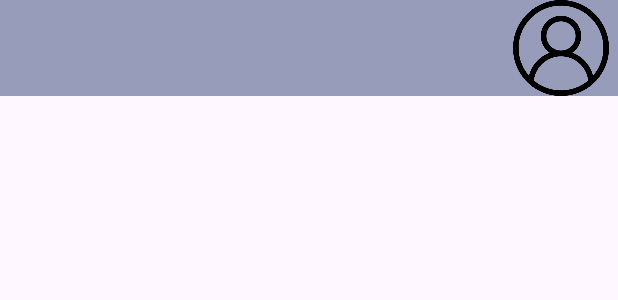
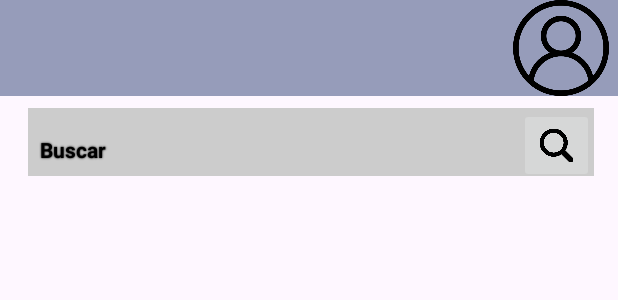
Before and after one commit to lopinlltz/IOT-PROYECTO-GRUPO2, an Android app: the layout activity_detalles.xml on its own in the app's theme, with its tools: preview values and no code run, on a phone screen of 412 x 824 dp. Shown: the top 300 px of the screen. Run offline under Robolectric (Android 15) with nearby library versions, the phone set to English and light mode, and no system bars.

Commit message:
buscar listo

```diff
--- a/proyecto-iot/app/src/main/res/layout/activity_detalles.xml
+++ b/proyecto-iot/app/src/main/res/layout/activity_detalles.xml
@@ -31,7 +31,41 @@
         </LinearLayout>
     </androidx.appcompat.widget.Toolbar>
 
+    <TextView
+        android:id="@+id/textView2"
+        android:layout_width="377dp"
+        android:layout_height="45dp"
+        android:layout_marginTop="8dp"
+        android:layout_marginEnd="16dp"
+        android:background="#CCCCCC"
+        android:contentDescription="b"
+        android:gravity="bottom|left"
+        android:padding="8dp"
+        android:shadowColor="#000000"
+        android:shadowDx="0"
+        android:shadowDy="0"
+        android:shadowRadius="1"
+        android:text="Buscar"
+        android:textColor="#000000"
+        android:textStyle="bold"
+        app:layout_constraintEnd_toEndOf="parent"
+        app:layout_constraintTop_toBottomOf="@+id/toolbar" />
 
+    <ImageButton
+        android:id="@+id/myButton"
+        android:layout_width="50dp"
+        android:layout_height="50dp"
+        android:layout_marginTop="72dp"
+        android:adjustViewBounds="true"
+        android:contentDescription="kkkk"
+        android:cropToPadding="true"
+        android:scaleType="centerCrop"
+        android:src="@drawable/lupaicon"
+        app:layout_constraintEnd_toEndOf="parent"
+        app:layout_constraintHorizontal_bias="0.955"
+        app:layout_constraintStart_toStartOf="parent"
+        app:layout_constraintTop_toTopOf="parent"
+        tools:src="@drawable/lupaicon" />
 
 
 </androidx.constraintlayout.widget.ConstraintLayout>
```
